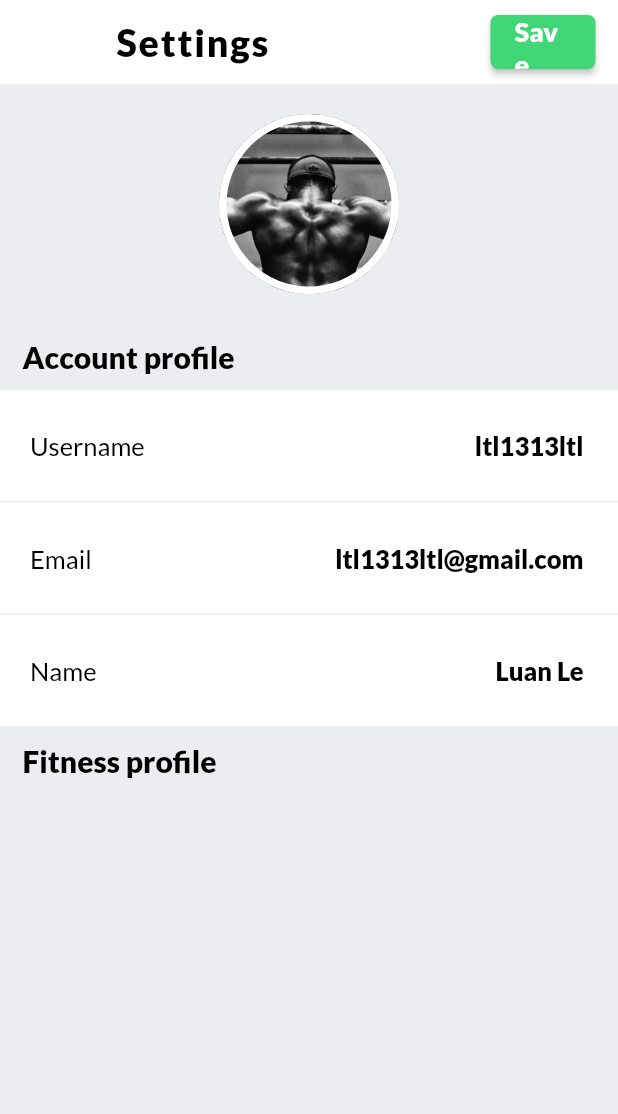
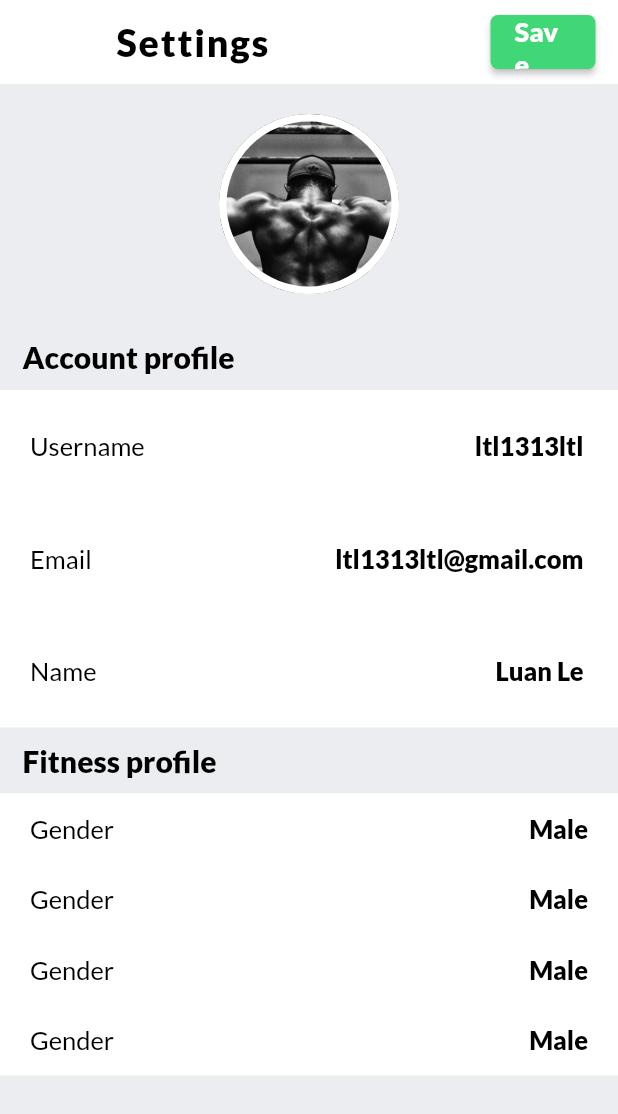
Before and after one commit to ngoduongkha/WokeOut, a Flutter app: the UserInfoPage screen opened directly, on a phone screen of 412 x 824 dp. Shown: the top 1114 px of the screen. Run offline on Flutter 3.47's test engine with Material 2 defaults, Android fonts, the phone set to English and light mode, and no system bars; our stand-ins replace cloud_firestore, firebase_auth, firebase_core, flutter_svg, google_fonts, google_sign_in and 1 more; missing offline and left inert: flutter_facebook_login, flutter_picker; accounts and stored records are empty.

Commit message:
done picker

```diff
--- a/lib/screens/user_info_page.dart
+++ b/lib/screens/user_info_page.dart
@@ -1,9 +1,11 @@
 import 'dart:io';
 
 import 'package:flutter/material.dart';
+import 'package:flutter_picker/flutter_picker.dart';
 import 'package:google_fonts/google_fonts.dart';
 import 'package:image_picker/image_picker.dart';
 import 'package:woke_out/widgets/avatar.dart';
+import 'package:woke_out/widgets/picker_card.dart';
 
 class UserInfoPage extends StatefulWidget {
   @override
@@ -164,7 +166,7 @@ class _UserInfoPageState extends State<UserInfoPage> {
             ],
           ),
         ),
-        Container(color: Color(0xFFEBEDF0), height: 1),
+        SizedBox(height: 1),
       ],
     );
   }
@@ -185,13 +187,17 @@ class _UserInfoPageState extends State<UserInfoPage> {
         Container(
           color: Colors.white,
           child: Column(
-            children: [],
+            children: [
+              PickerCard(title: 'Gender', value: 'Male'),
+              PickerCard(title: 'Gender', value: 'Male'),
+              PickerCard(title: 'Gender', value: 'Male'),
+              PickerCard(title: 'Gender', value: 'Male'),
+            ],
           ),
         ),
       ],
     );
   }
-
 //End fitness profile
 }
 
--- /dev/null
+++ b/lib/widgets/picker_card.dart
@@ -0,0 +1,83 @@
+import 'package:flutter/material.dart';
+import 'package:flutter_picker/flutter_picker.dart';
+import 'package:google_fonts/google_fonts.dart';
+
+class PickerCard extends StatefulWidget {
+  final String title;
+  final String value;
+
+  const PickerCard({Key key, this.title, this.value}) : super(key: key);
+  @override
+  _PickerCardState createState() => _PickerCardState();
+}
+
+class _PickerCardState extends State<PickerCard> {
+  String value = "Male";
+  @override
+  Widget build(BuildContext context) {
+    showPicker() {
+      Picker(
+        adapter: PickerDataAdapter<String>(pickerdata: ['Male', 'Female']),
+        hideHeader: true,
+        title: Text(
+          'Your gender is',
+          textAlign: TextAlign.center,
+          style: GoogleFonts.lato(
+            fontSize: 20,
+            color: Colors.black,
+            fontWeight: FontWeight.w900,
+          ),
+        ),
+        onConfirm: (Picker picker, List val) {
+          setState(
+            () {
+              value = picker
+                  .getSelectedValues()
+                  .toString()
+                  .replaceAll('[', '')
+                  .replaceAll(']', '');
+            },
+          );
+        },
+      ).showDialog(context);
+    }
+
+    return Column(
+      children: [
+        GestureDetector(
+          onTap: showPicker,
+          child: Container(
+            padding: EdgeInsets.symmetric(horizontal: 20, vertical: 13),
+            color: Colors.white,
+            child: Row(
+              mainAxisAlignment: MainAxisAlignment.spaceBetween,
+              children: [
+                Text(
+                  widget.title,
+                  style: GoogleFonts.lato(
+                    fontSize: 17,
+                    color: Colors.black,
+                    fontWeight: FontWeight.normal,
+                  ),
+                ),
+                Container(
+                  width: 250,
+                  child: Text(
+                    value,
+                    textAlign: TextAlign.right,
+                    style: GoogleFonts.lato(
+                      fontSize: 17,
+                      color: Colors.black,
+                      fontWeight: FontWeight.w900,
+                    ),
+                  ),
+                ),
+              ],
+            ),
+          ),
+        ),
+        SizedBox(height: 1),
+      ],
+    );
+  }
+}
--- a/pubspec.yaml
+++ b/pubspec.yaml
@@ -34,6 +34,7 @@ dependencies:
   google_sign_in: ^5.0.1
   provider: ^5.0.0
   image_picker: ^0.7.4
+  flutter_picker: ^2.0.1
 
 dev_dependencies:
   flutter_test:
```
Also changed, not shown: pubspec.lock.
